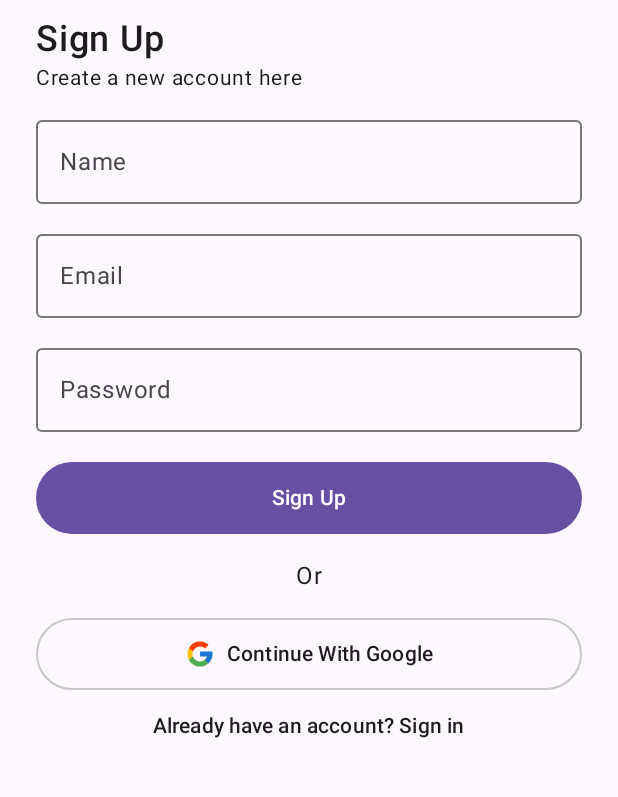
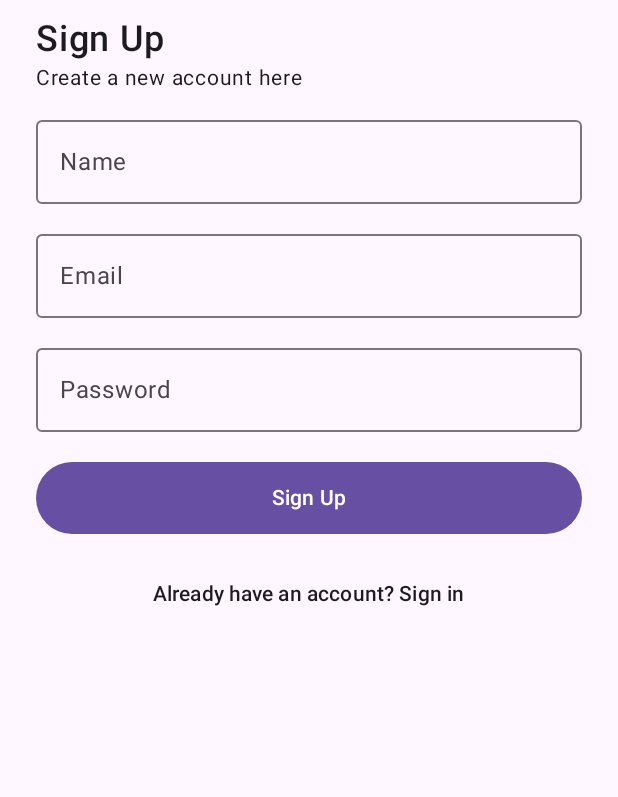
Before and after one commit to Akmlsybn/MyAura, an Android app built with Jetpack Compose: the @Preview function SignUpPreview, on a phone screen of 412 x 824 dp, the part 196-993 px from its top. Run offline under Robolectric (Android 15) with nearby library versions, the phone set to English and light mode, and no system bars; our stand-ins replace Dagger/Hilt's generated code.

Commit message:
Button google ilang

```diff
--- a/app/src/main/java/com/example/myaura/ui/login/SignUpScreen.kt
+++ b/app/src/main/java/com/example/myaura/ui/login/SignUpScreen.kt
@@ -147,23 +147,6 @@ fun SignUp(
             }
 
             Spacer(modifier = Modifier.height(16.dp))
-            Text(stringResource(R.string.Or), color = MaterialTheme.colorScheme.onBackground)
-            Spacer(modifier = Modifier.height(16.dp))
-
-            OutlinedButton(
-                onClick = { },
-                modifier = Modifier
-                    .fillMaxWidth()
-                    .height(48.dp)
-            ) {
-                Image(
-                    painter = painterResource(id = R.drawable.google),
-                    contentDescription = "Google Icon",
-                    modifier = Modifier.size(20.dp)
-                )
-                Spacer(modifier = Modifier.width(8.dp))
-                Text(stringResource(R.string.Google), color = MaterialTheme.colorScheme.onBackground)
-            }
 
             TextButton(
                 onClick = { navController.navigate("signing") }
```
